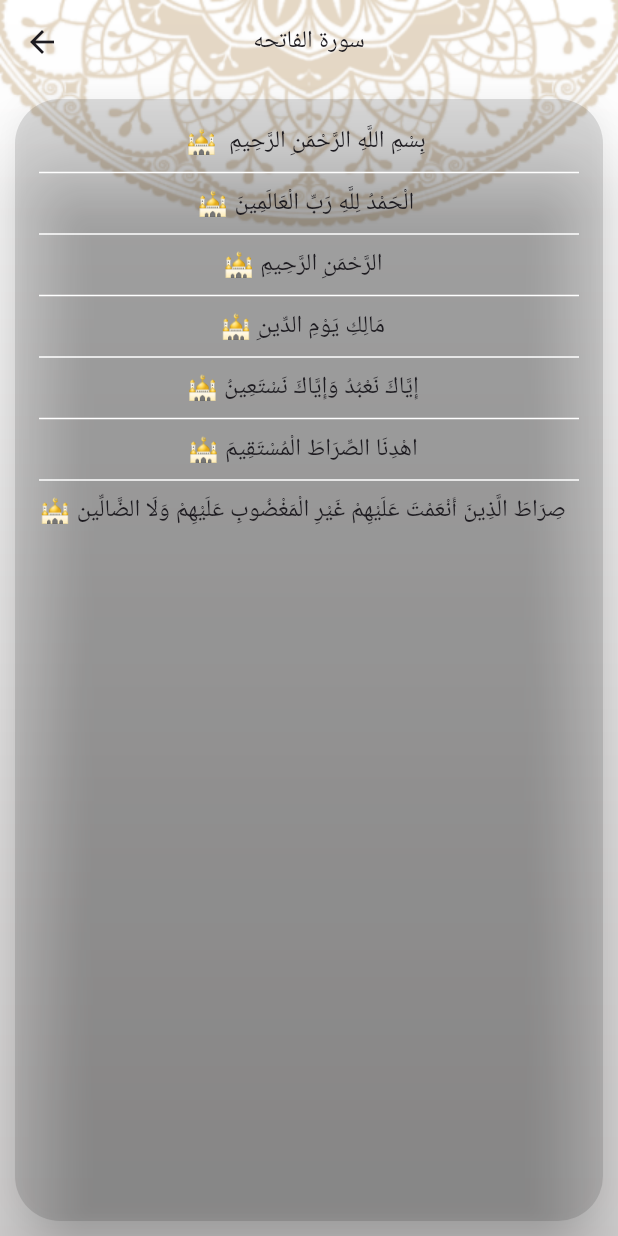
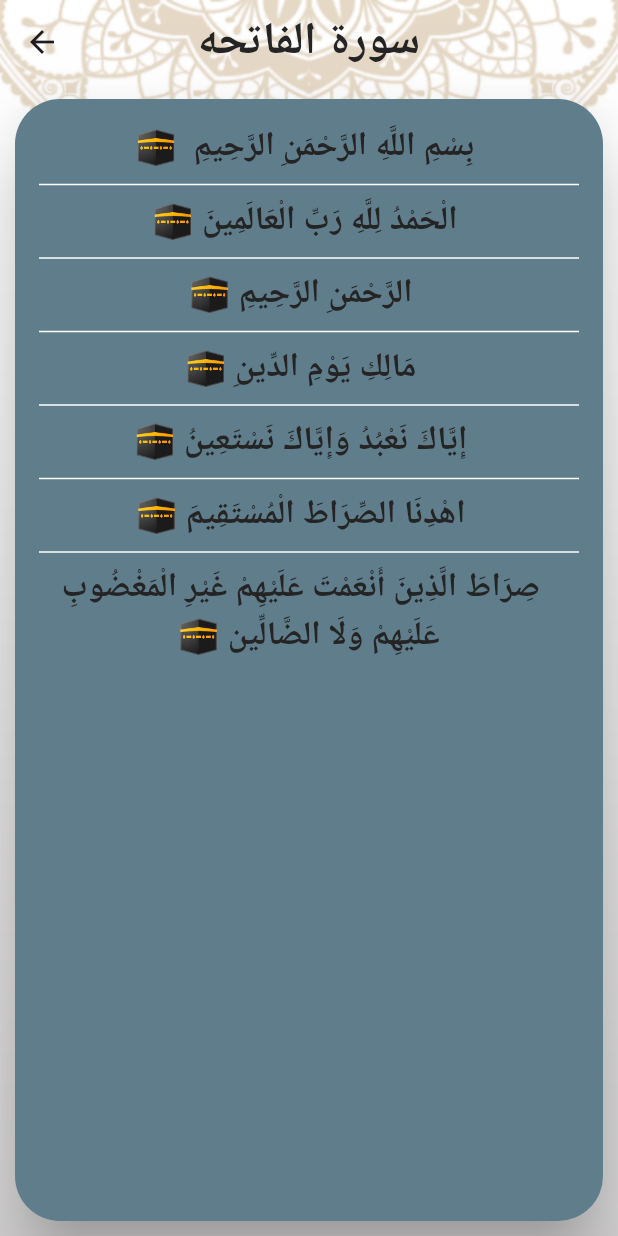
Before and after one commit to IslamAhmedKamel/islamiapp, a Flutter app: the screen it shows after launch, after a tap on "الفاتحه", on a phone screen of 412 x 824 dp. Run offline on Flutter 3.47's test engine with Material 3 defaults, Android fonts, the phone set to English and light mode, and no system bars.

Commit message:
end app islami

```diff
--- a/lib/home.dart
+++ b/lib/home.dart
@@ -1,5 +1,6 @@
 
 import 'package:flutter/material.dart';
+import 'package:quranapp/my_theme.dart';
 import 'package:quranapp/tabs/hadeth.dart';
 import 'package:quranapp/tabs/quran.dart';
 import 'package:quranapp/tabs/radio.dart';
@@ -38,7 +39,7 @@ class _HomeScreenState extends State<HomeScreen> {
           appBar: AppBar(
             title: Text(
               'Islami',
-              style: Theme.of(context).textTheme.bodyLarge,
+              style: MyTheme.primaryStyle,
             ),
           ),
           bottomNavigationBar: BottomNavigationBar(
--- a/lib/main.dart
+++ b/lib/main.dart
@@ -1,6 +1,5 @@
  import 'package:flutter/material.dart';
 import 'package:quranapp/sora_Details.dart';
-
 
 import 'hadeth_Details.dart';
 import 'home.dart';
@@ -9,14 +8,11 @@ import 'my_theme.dart';
 void main() {
   runApp(const MyApp());
 }
-
 class MyApp extends StatelessWidget {
   const MyApp({super.key});
-
   @override
   Widget build(BuildContext context) {
     return MaterialApp(
-
       debugShowCheckedModeBanner: false,
       initialRoute: HomeScreen.routName,
       routes: {
--- a/lib/my_theme.dart
+++ b/lib/my_theme.dart
@@ -3,7 +3,16 @@ import 'package:flutter/material.dart';
 class MyTheme {
   static const Color MyColor = Color(0xFFB7935F);
   static const Color blackColor = Color(0xff242424);
-
+  static const TextStyle primaryStyle = TextStyle(
+    fontSize: 30,
+    color: MyTheme.blackColor,
+    fontWeight: FontWeight.bold,
+  );
+  static const TextStyle secondStyle = TextStyle(
+    fontSize: 22,
+    color: MyTheme.blackColor,
+    fontWeight: FontWeight.w600,
+  );
   static ThemeData lightTheme = ThemeData(
 
     // textTheme: TextTheme(
@@ -27,6 +36,7 @@ class MyTheme {
       centerTitle: true,
       elevation: 0.0,
       backgroundColor: Colors.transparent,
+      titleTextStyle: MyTheme.primaryStyle,
     ),
     scaffoldBackgroundColor: Colors.transparent,
     bottomNavigationBarTheme: const BottomNavigationBarThemeData(
--- a/lib/sora_Details.dart
+++ b/lib/sora_Details.dart
@@ -32,28 +32,28 @@ class _SoraDetailsState extends State<SoraDetails> {
           appBar: AppBar(
             title: Text(
               'سورة ${args.soraName}',
-              style: Theme.of(context).textTheme.bodyLarge,
+              style: MyTheme.primaryStyle,
             ),
           ),
           body: Card(
             shape: RoundedRectangleBorder(
                 borderRadius: BorderRadius.circular(30),
-                side: BorderSide(
+                side: const BorderSide(
                   color: Colors.transparent,
                 )),
             elevation: 20,
-            margin: EdgeInsets.all(10),
-            color:Colors.black12,
+            margin: const EdgeInsets.all(10),
+            color: Colors.blueGrey,
             child: Padding(
               padding: const EdgeInsets.all(8.0),
               child: Padding(
                 padding: const EdgeInsets.all(8.0),
                 child: ListView.separated(
                   itemBuilder: (context, index) => Text(
-                    style: Theme.of(context).textTheme.bodyLarge,
+                    style: MyTheme.secondStyle,
                     textDirection: TextDirection.rtl,
                     textAlign: TextAlign.center,
-                    ' ${soraContent[index]} 🕌',
+                    ' ${soraContent[index]} 🕋',
                   ),
                   separatorBuilder: (BuildContext context, int index) {
                     return const Divider(color: Colors.white);
--- a/lib/tabs/quran.dart
+++ b/lib/tabs/quran.dart
@@ -1,4 +1,5 @@
 import 'package:flutter/material.dart';
+
 import '../my_theme.dart';
 import '../soraModel.dart';
 import '../sora_Details.dart';
@@ -148,11 +149,9 @@ class QuranTab extends StatelessWidget {
                     child: Text(
                       soraName[index],
                       textAlign: TextAlign.center,
-                      style: Theme.of(context)
-                          .textTheme
-                          .bodySmall!
-                          .copyWith(fontWeight: FontWeight.w200),
-                    ));
+                    style: MyTheme.primaryStyle,
+                  ),
+                );
               },
               separatorBuilder: (context, index) => const Divider(
                 color: MyTheme.MyColor,
--- a/lib/tabs/radio.dart
+++ b/lib/tabs/radio.dart
@@ -10,7 +10,10 @@ class RadioTab extends StatelessWidget {
         mainAxisAlignment: MainAxisAlignment.spaceEvenly,
          children: [
           Image.asset('assets/images/radio_image.png'),
-          Text('إذاعة القرآن الكريم'),
+          Text(
+            'إذاعة القرآن الكريم',
+            style: MyTheme.secondStyle,
+          ),
           Row(
             mainAxisAlignment: MainAxisAlignment.spaceEvenly,
             children: [
--- a/lib/tabs/sebha.dart
+++ b/lib/tabs/sebha.dart
@@ -1,4 +1,5 @@
 import 'package:flutter/material.dart';
+
 import '../my_theme.dart';
 
 class SebhaTab extends StatefulWidget {
@@ -33,7 +34,10 @@ class _SebhaTabState extends State<SebhaTab> {
             children: [
               Container(
                   margin: const EdgeInsets.symmetric(vertical: 10),
-                  child: const Text('عدد التسبيحات')),
+                  child: const Text(
+                    'عدد التسبيحات',
+                    style: MyTheme.secondStyle,
+                  )),
               Container(
                 margin: const EdgeInsets.symmetric(vertical: 10),
                 padding:
```
Also changed, not shown: lib/hadeth_Details.dart (+7 -6 lines), lib/tabs/hadeth.dart (+10 -5 lines).
